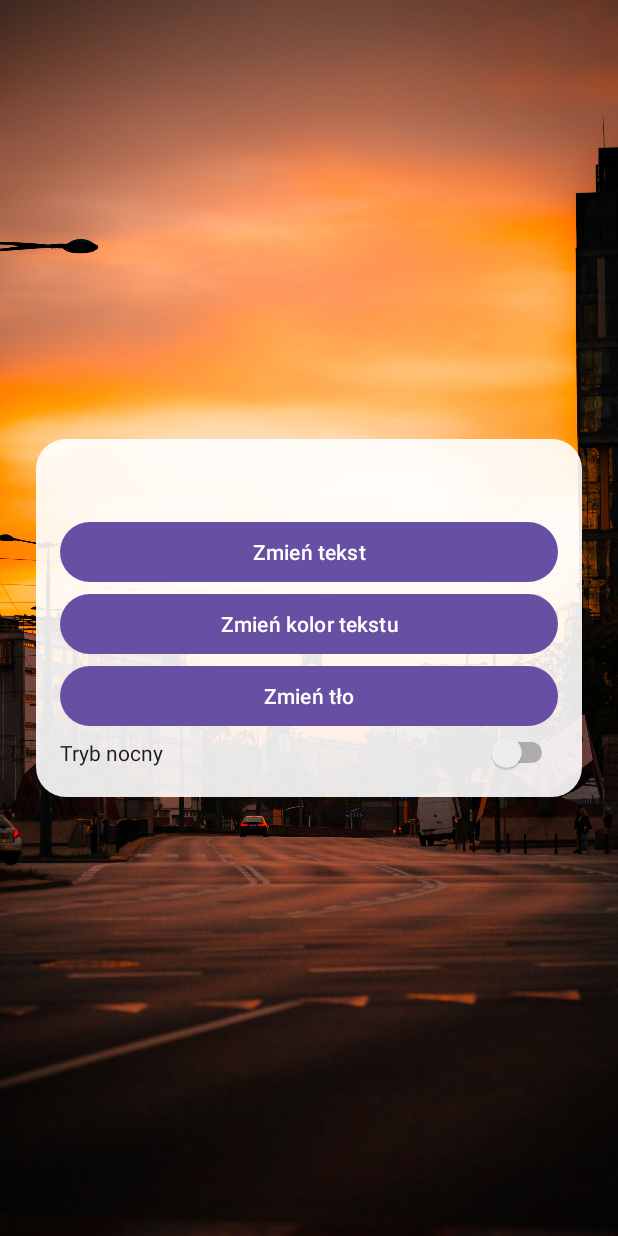
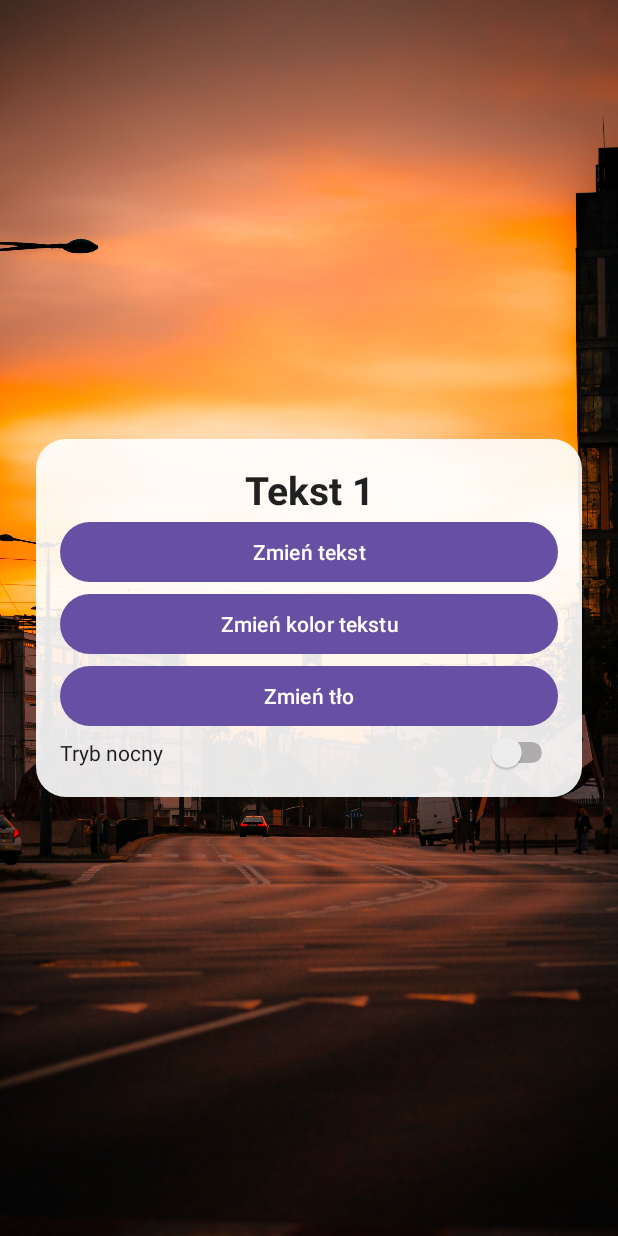
Before and after one commit to Mateusz-34/ZmieniaczTla, an Android app: the screen it shows after launch (MainActivity), on a phone screen of 412 x 824 dp. Run offline under Robolectric (Android 15) with nearby library versions, the phone set to English and light mode, and no system bars.

Commit message:
Obsluga przycisku zmiany tekstu

```diff
--- a/app/src/main/java/com/example/zmieniacztla/MainActivity.java
+++ b/app/src/main/java/com/example/zmieniacztla/MainActivity.java
@@ -1,6 +1,9 @@
 package com.example.zmieniacztla;
 
 import android.os.Bundle;
+import android.view.View;
+import android.widget.Button;
+import android.widget.TextView;
 
 import androidx.activity.EdgeToEdge;
 import androidx.appcompat.app.AppCompatActivity;
@@ -10,15 +13,28 @@ import androidx.core.view.WindowInsetsCompat;
 
 public class MainActivity extends AppCompatActivity {
 
+    String[] texts = {"Tekst 1", "Tekst 2", "Tekst 3"};
+    int index = 0;
+
     @Override
     protected void onCreate(Bundle savedInstanceState) {
         super.onCreate(savedInstanceState);
-        EdgeToEdge.enable(this);
         setContentView(R.layout.activity_main);
-        ViewCompat.setOnApplyWindowInsetsListener(findViewById(R.id.main), (v, insets) -> {
-            Insets systemBars = insets.getInsets(WindowInsetsCompat.Type.systemBars());
-            v.setPadding(systemBars.left, systemBars.top, systemBars.right, systemBars.bottom);
-            return insets;
+
+        TextView tvText = findViewById(R.id.tvText);
+        Button btnChangeText = findViewById(R.id.btnChangeText);
+
+        tvText.setText(texts[0]);
+
+        btnChangeText.setOnClickListener(new View.OnClickListener() {
+            @Override
+            public void onClick(View v) {
+                index++;
+                if (index == texts.length) {
+                    index = 0;
+                }
+                tvText.setText(texts[index]);
+            }
         });
     }
 }
```
